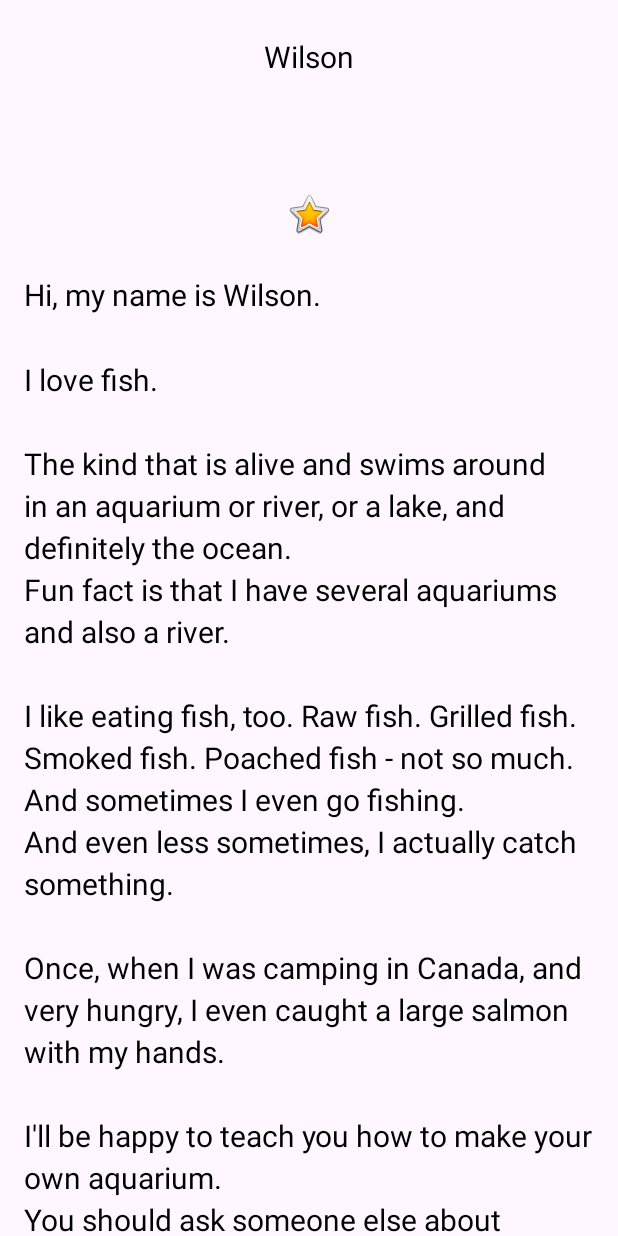
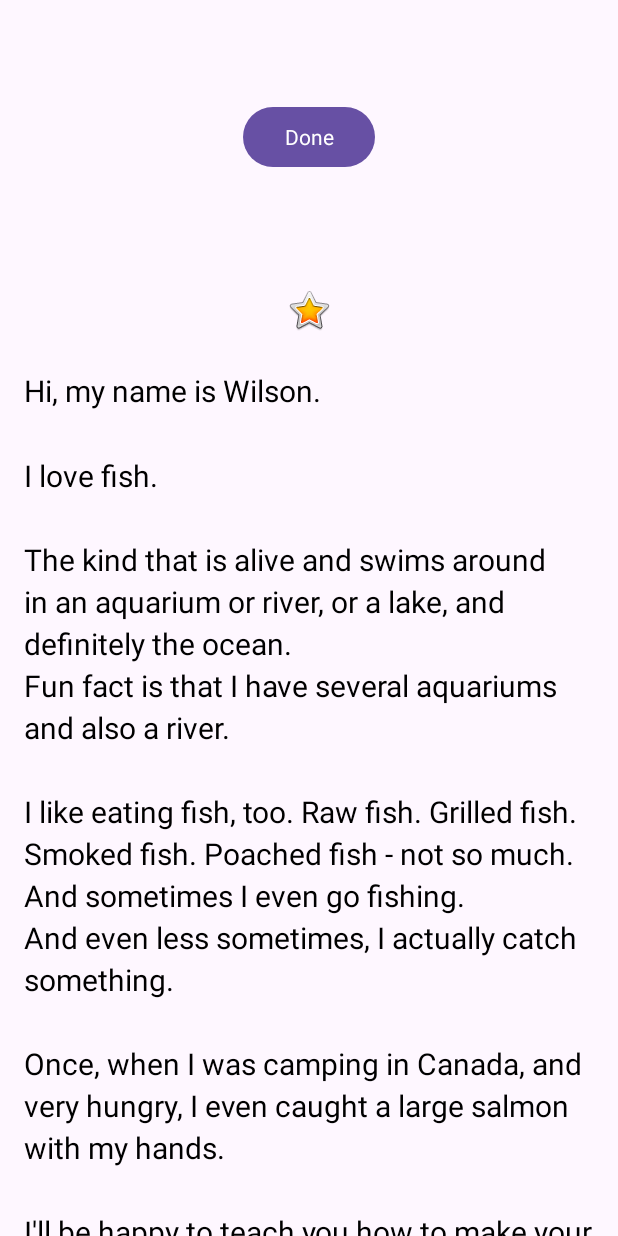
Before and after one commit to wilson0085/AboutMe_Test, an Android app: the screen it shows after launch (MainActivity), after a tap on "Done", on a phone screen of 412 x 824 dp. Run offline under Robolectric (Android 15) with nearby library versions, the phone set to English and light mode, and no system bars; our stand-ins replace data binding; 2 statements that could not run were skipped.

Commit message:
Third Commit

```diff
--- a/app/build.gradle
+++ b/app/build.gradle
@@ -30,6 +30,10 @@ android {
     kotlinOptions {
         jvmTarget = '1.8'
     }
+
+    buildFeatures{
+        dataBinding true
+    }
 }
 
 dependencies {
--- a/app/src/main/java/com/example/aboutme_test/MainActivity.kt
+++ b/app/src/main/java/com/example/aboutme_test/MainActivity.kt
@@ -6,34 +6,47 @@ import androidx.appcompat.app.AppCompatActivity
 import android.os.Bundle
 import android.text.InputType
 import android.view.View
+import android.view.inputmethod.InputBinding
 import android.view.inputmethod.InputMethodManager
 import android.widget.Button
 import android.widget.EditText
 import android.widget.TextView
+import com.example.aboutme_test.databinding.ActivityMainBinding
+import androidx.databinding.DataBindingUtil
 
 class MainActivity : AppCompatActivity() {
+    private lateinit var binding: ActivityMainBinding
+    private val myName: MyName = MyName("Wilson")
     override fun onCreate(savedInstanceState: Bundle?) {
         super.onCreate(savedInstanceState)
-        setContentView(R.layout.activity_main)
-        findViewById<Button>(R.id.done_button).setOnClickListener {
+        binding = DataBindingUtil.setContentView(this, R.layout.activity_main)
+        binding.doneButton.setOnClickListener {
             addNickName(it)
         }
-        findViewById<TextView>(R.id.nickname_text).setOnClickListener{
+        binding.nicknameText.setOnClickListener{
             updateNickname(it)
         }
+        binding.myName = myName
     }
     private fun addNickName(view: View){
-        val editText = findViewById<EditText>(R.id.nickname_edit)
-        val nicknameTextView = findViewById<TextView>(R.id.nickname_text)
+//        val editText = binding.nicknameEdit
+//        val nicknameTextView = binding.nicknameText
 
-        nicknameTextView.text = editText.text
-        editText.visibility = View.GONE
-        view.visibility = View.GONE
-        nicknameTextView.visibility = View.VISIBLE
+        binding.apply{
+            nicknameText.text = nicknameEdit.text.toString()
+            nicknameEdit.visibility = View.GONE
+            nicknameEdit.visibility = View.GONE
+            nicknameText.visibility = View.VISIBLE
+        }
+
+//        nicknameTextView.text = editText.text.toString()
+//        editText.visibility = View.GONE
+//        view.visibility = View.GONE
+//        nicknameTextView.visibility = View.VISIBLE
 
 
         //Hide keyboard
-        val inputMethodManager = getSystemService(Context.INPUT_METHOD_SERVICE) as InputMethodManager
+        val inputMethodManager = getSystemService(INPUT_METHOD_SERVICE) as InputMethodManager
         inputMethodManager.hideSoftInputFromWindow(view.windowToken, 0)
 
 
@@ -52,7 +65,7 @@ class MainActivity : AppCompatActivity() {
         editText.requestFocus()
 
         //Show the keyboard
-        val imm = getSystemService(Context.INPUT_METHOD_SERVICE) as InputMethodManager
+        val imm = getSystemService(INPUT_METHOD_SERVICE) as InputMethodManager
         imm.showSoftInput(editText, 0)
     }
 }
--- /dev/null
+++ b/app/src/main/java/com/example/aboutme_test/MyName.kt
@@ -0,0 +1,7 @@
+package com.example.aboutme_test
+
+import android.provider.ContactsContract.CommonDataKinds.Nickname
+
+class MyName {
+    data class MyName(var name: String = "", var nickname: String = "")
+}
--- a/app/src/main/res/layout/activity_main.xml
+++ b/app/src/main/res/layout/activity_main.xml
@@ -1,6 +1,13 @@
 <?xml version="1.0" encoding="utf-8"?>
-<LinearLayout xmlns:android="http://schemas.android.com/apk/res/android"
-    xmlns:app="http://schemas.android.com/apk/res-auto"
+<layout xmlns:android="http://schemas.android.com/apk/res/android"
+    xmlns:app="http://schemas.android.com/apk/res-auto">
+    <data>
+        <variable
+            name="myName"
+            type="com.example.aboutme_test.MyName" />
+    </data>
+
+    <LinearLayout
         xmlns:tools="http://schemas.android.com/tools"
         android:layout_width="match_parent"
         android:layout_height="match_parent"
@@ -14,7 +21,7 @@
             style="@style/NameStyle"
             android:layout_width="match_parent"
             android:layout_height="wrap_content"
-        android:text="@string/name"
+            android:text="@={myName.MyName}"
             android:textAlignment="center" />
 
         <EditText
@@ -25,8 +32,7 @@
             android:ems="10"
             android:hint="@string/what_is_your_nickname"
             android:inputType="textPersonName"
-        android:textAlignment="center"
-        />
+            android:textAlignment="center" />
 
         <Button
             android:id="@+id/done_button"
@@ -70,3 +76,4 @@
         </ScrollView>
 
     </LinearLayout>
+</layout>
```
Lines whose indentation alone changed are shown as unchanged.
